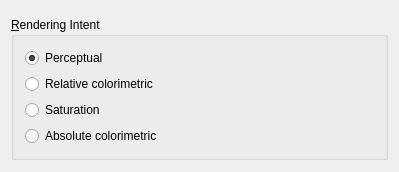
Before: the Qt Designer form krita/plugins/extensions/colorspaceconversion/wdgconvertcolorspace.ui in KDE/krita, drawn with Qt 5.
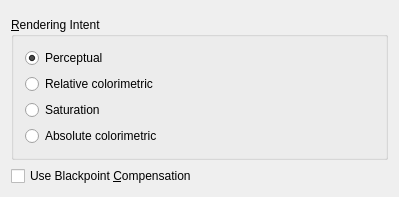
After: the same form once the commit is applied. Custom widgets are drawn as their Qt base class.

Commit message: Add blackpoint option to the color conversion dialog

What changed in the file:
```diff
--- a/krita/plugins/extensions/colorspaceconversion/wdgconvertcolorspace.ui
+++ b/krita/plugins/extensions/colorspaceconversion/wdgconvertcolorspace.ui
@@ -115,6 +115,13 @@
      </layout>
     </widget>
    </item>
+   <item>
+    <widget class="QCheckBox" name="chkBlackpointCompensation">
+     <property name="text">
+      <string>Use Blackpoint &amp;Compensation</string>
+     </property>
+    </widget>
+   </item>
    <item>
     <spacer name="verticalSpacer">
      <property name="orientation">
```
The commit also changes 1 other file.
